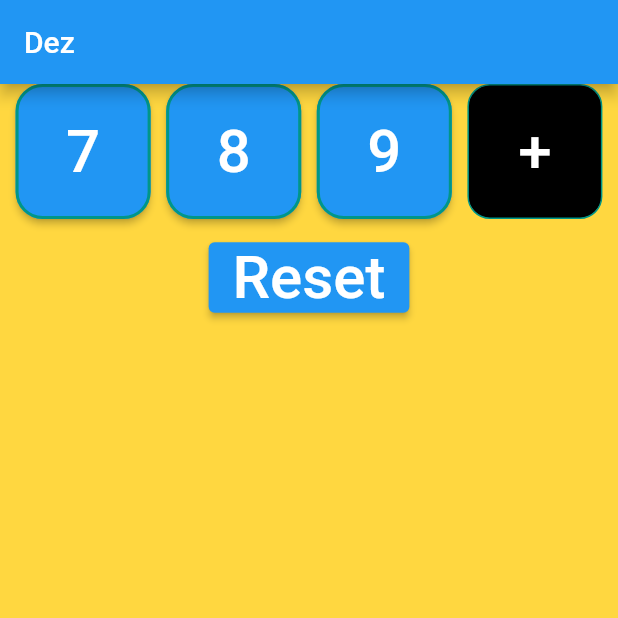
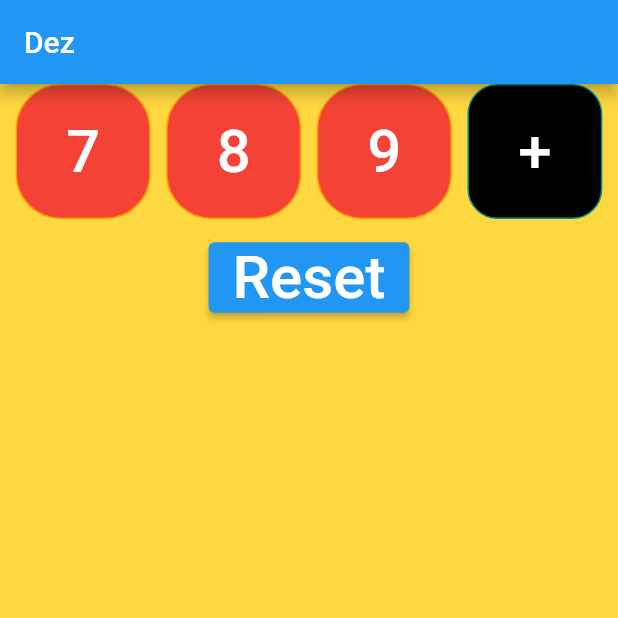
Before and after one commit to blackout358/Calculator-Flutter, a Flutter app: the screen it shows after launch, on a phone screen of 412 x 824 dp, the top half of it. Run offline on Flutter 3.47's test engine with Material 2 defaults, Android fonts, the phone set to English and light mode, and no system bars.

Commit message:
added customisable border radius

```diff
--- a/lib/Widgets/app_buttons.dart
+++ b/lib/Widgets/app_buttons.dart
@@ -5,6 +5,7 @@ class AppButtons extends StatelessWidget {
   final Color backgroundColor;
   final Color borderColor;
   final String text;
+  final int borderRadius;
   IconData? icon;
   double size;
   AppButtons(
@@ -14,7 +15,8 @@ class AppButtons extends StatelessWidget {
       required this.borderColor,
       required this.text,
       required this.size,
-      this.icon});
+      this.icon,
+      required this.borderRadius});
   @override
   Widget build(BuildContext context) {
     return Container(
@@ -22,7 +24,7 @@ class AppButtons extends StatelessWidget {
       height: size,
       decoration: BoxDecoration(
           color: backgroundColor,
-          borderRadius: BorderRadius.circular(15),
+          borderRadius: BorderRadius.circular(borderRadius.toDouble()),
           border: Border.all(color: borderColor, width: 1.0)),
       child: ElevatedButton(
         onPressed: () {
@@ -31,11 +33,14 @@ class AppButtons extends StatelessWidget {
         style: ElevatedButton.styleFrom(
             backgroundColor: Colors.transparent,
             shadowColor: Colors.transparent,
+            foregroundColor: foregroundColor,
             shape: RoundedRectangleBorder(
                 borderRadius: BorderRadius.circular(15))),
         child: Text(
           text,
-          style: TextStyle(fontSize: 40),
+          style: TextStyle(
+            fontSize: 40,
+          ),
         ),
       ),
     );
--- a/lib/main.dart
+++ b/lib/main.dart
@@ -56,22 +56,32 @@ class _MainAppState extends State<MainApp> {
               children: [
                 ...List.generate(3, (index) {
                   int i = index + 7;
-                  return ElevatedButton(
-                    onPressed: () {
-                      setState(() {
-                        text = i.toString();
-                      });
-                    },
-                    style: myButtonStyle,
-                    child: Text(i.toString(), style: myTextStyle),
+                  return AppButtons(
+                    foregroundColor: Colors.white,
+                    backgroundColor: Colors.red,
+                    borderColor: Colors.orange,
+                    text: i.toString(),
+                    size: 90,
+                    borderRadius: 30,
                   );
+                  // return ElevatedButton(
+                  //   onPressed: () {
+                  //     setState(() {
+                  //       text = i.toString();
+                  //     });
+                  //   },
+                  //   style: myButtonStyle,
+                  //   child: Text(i.toString(), style: myTextStyle),
+                  // );
                 }),
                 AppButtons(
-                    foregroundColor: Colors.pink,
-                    backgroundColor: Colors.black,
-                    borderColor: Colors.teal,
-                    text: "+",
-                    size: 90)
+                  foregroundColor: Colors.white,
+                  backgroundColor: Colors.black,
+                  borderColor: Colors.teal,
+                  text: "+",
+                  size: 90,
+                  borderRadius: 20,
+                )
               ],
             ),
             const SizedBox(height: 15),
```
